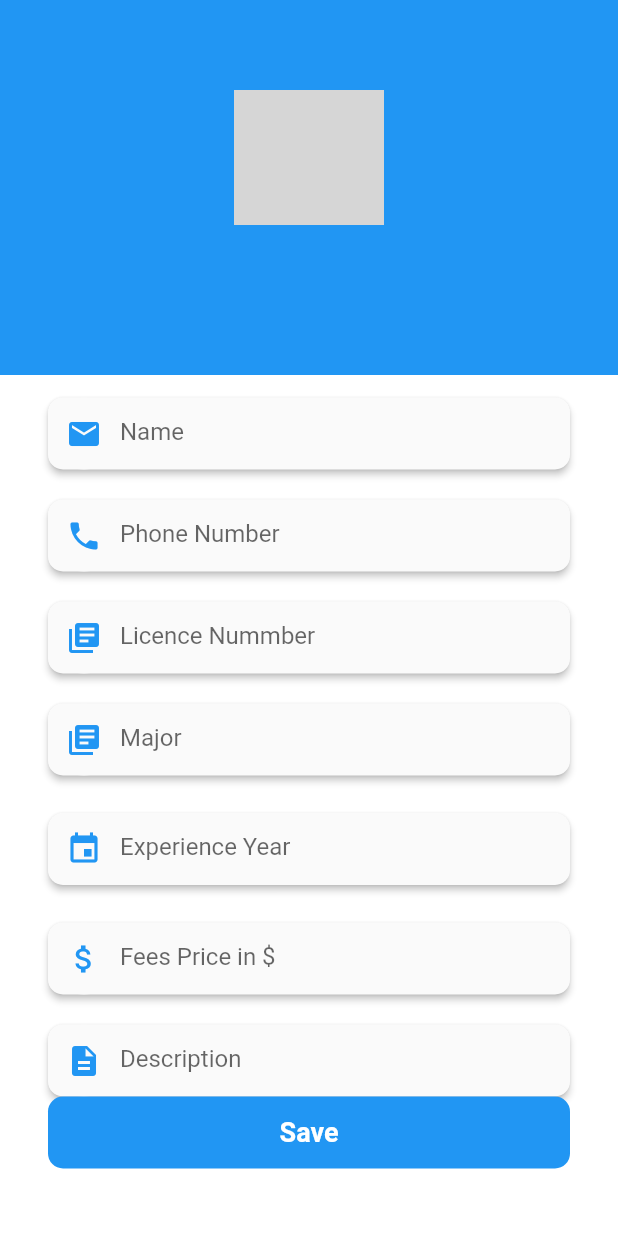
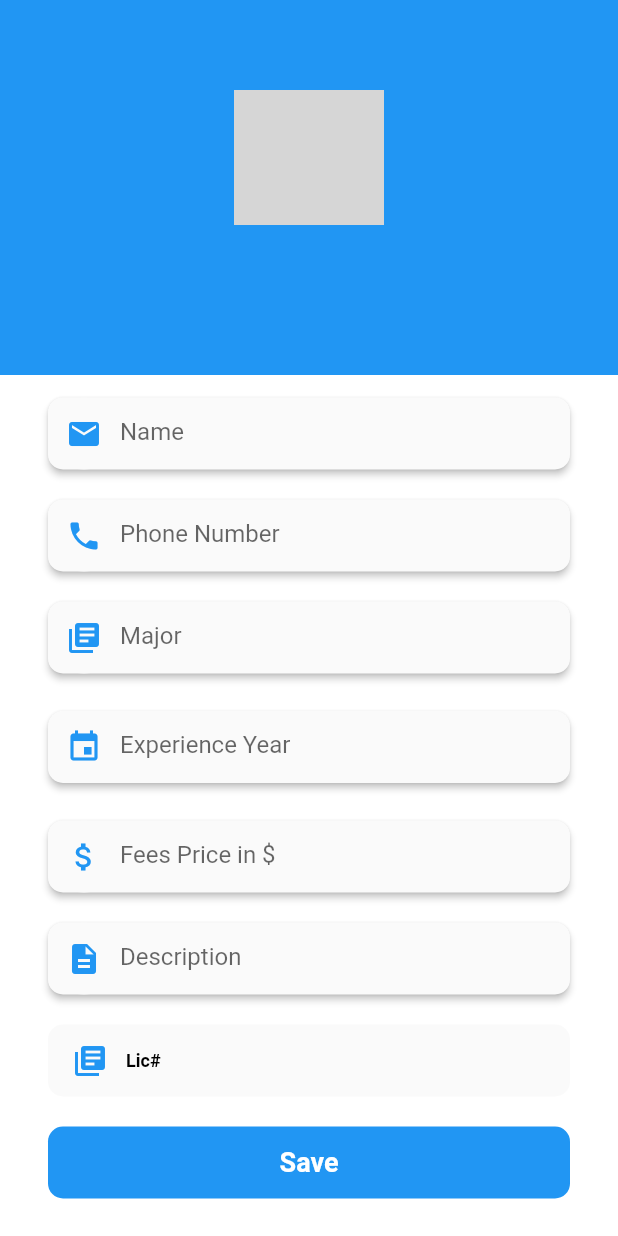
Before and after one commit to ali-shahKust/lawyer_client_app, a Flutter app: the Profile_Setting screen opened directly, on a phone screen of 412 x 824 dp. Run offline on Flutter 3.47's test engine with Material 2 defaults, Android fonts, the phone set to English and light mode, and no system bars; our stand-ins replace cloud_firestore, file_picker, firebase_auth, firebase_storage, image_picker, open_file and 2 more; missing offline and left inert: flutter_pdfview; accounts and stored records are empty; network calls fail; grey boxes are pictures that could not be loaded.

Commit message:
Changes In Profile

```diff
--- a/lib/Profile_Setting.dart
+++ b/lib/Profile_Setting.dart
@@ -31,7 +31,7 @@ class _Profile_SettingState extends State<Profile_Setting> {
   DocumentSnapshot mRef;
   final _namecontroller = TextEditingController();
   final _phonecontroller = TextEditingController();
-  final _licencecontroller = TextEditingController();
+//  final _licencecontroller = TextEditingController();
   final _majorcontroller = TextEditingController();
   final _xpcontroller = TextEditingController();
   final _descriptioncontroller = TextEditingController();
@@ -55,7 +55,6 @@ class _Profile_SettingState extends State<Profile_Setting> {
     if(mRef != null){
       _namecontroller.text = mRef['username'];
       _phonecontroller.text = mRef['phonenumber'];
-      _licencecontroller.text = mRef['licencenumber'];
       _majorcontroller.text = mRef['type'];
       _xpcontroller.text = mRef['year_experience'];
       _feescontroller.text = mRef['fees'];
@@ -183,34 +182,29 @@ class _Profile_SettingState extends State<Profile_Setting> {
               ),
             ),
           ),
-          SizedBox(
-            height: 20,
-          ),
-          Padding(
-            padding: EdgeInsets.symmetric(horizontal: 32),
-            child: Material(
-              elevation: 2.0,
-              borderRadius: BorderRadius.all(Radius.circular(10)),
-              child: TextField(
-                controller: _licencecontroller,
-                onChanged: (String value) {},
-                cursorColor: Constant.appColor,
-                decoration: InputDecoration(
-                    hintText: "Licence Nummber",
-                    prefixIcon: Material(
-                      elevation: 0,
-                      borderRadius: BorderRadius.all(Radius.circular(30)),
-                      child: Icon(
-                        Icons.library_books,
-                        color: Constant.appColor,
-                      ),
-                    ),
-                    border: InputBorder.none,
-                    contentPadding:
-                    EdgeInsets.symmetric(horizontal: 25, vertical: 13)),
-              ),
-            ),
-          ),
+
+//          Padding(
+//            padding: EdgeInsets.symmetric(horizontal: 32),
+//            child: Material(
+//
+//              elevation: 2.0,
+//              borderRadius: BorderRadius.all(Radius.circular(10)),
+//
+//              child: Text( 'Licence# ${mRef['licencenumber']}',
+//                style: TextStyle(
+//
+//                ),
+//              )
+//                 ,
+////              textStyle: TextStyle(
+////
+////                fontSize: 28,
+////                color: Colors.black,
+////
+////              ),
+//
+//            ),
+//          ),
           SizedBox(
             height: 20,
           ),
@@ -324,7 +318,36 @@ class _Profile_SettingState extends State<Profile_Setting> {
                     EdgeInsets.symmetric(horizontal: 25, vertical: 13)),
               ),
             ),
+          ), SizedBox(
+            height: 20,
           ),
+          Padding(
+              padding: EdgeInsets.symmetric(horizontal: 32),
+              child: Container(
+                decoration: BoxDecoration(
+                    borderRadius: BorderRadius.all(Radius.circular(10)),
+                    color: Colors.grey.shade50),
+                child: FlatButton(
+
+                  child: Row(
+                    children: <Widget>[
+                      Icon(Icons.library_books,
+                        color: Constant.appColor,
+                      ),
+                      SizedBox(width: 12,),
+                      Text(
+                        "Lic# ${mRef['licencenumber']}",
+                        style: TextStyle(
+                            color: Colors.black,
+                            fontWeight: FontWeight.w700,
+                            fontSize: 12),
+                      ),
+                    ],
+                  ),
+
+                ),
+              )),
+          SizedBox(height: 20,),
           Padding(
               padding: EdgeInsets.symmetric(horizontal: 32),
               child: Container(
@@ -371,7 +394,6 @@ class _Profile_SettingState extends State<Profile_Setting> {
       await databaseReference.collection("Lawyers").document(mUid).setData({
         'username': _namecontroller.text,
         'phonenumber': _phonecontroller.text,
-        'licencenumber': _licencecontroller.text,
         'year_experience': _xpcontroller.text,
         'type': _majorcontroller.text,
         'description': _descriptioncontroller.text,
```
Also changed, not shown: lib/client_signup_page.dart (+37 -15 lines).
